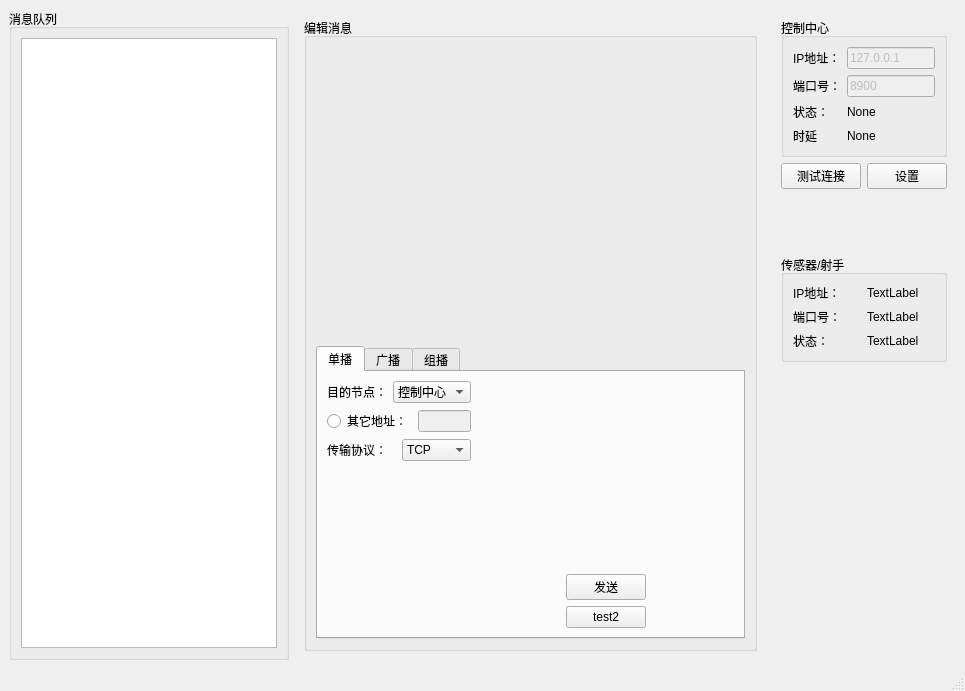
mioyzhang/UI, file ui/edgeWindow.ui: the form before one commit.
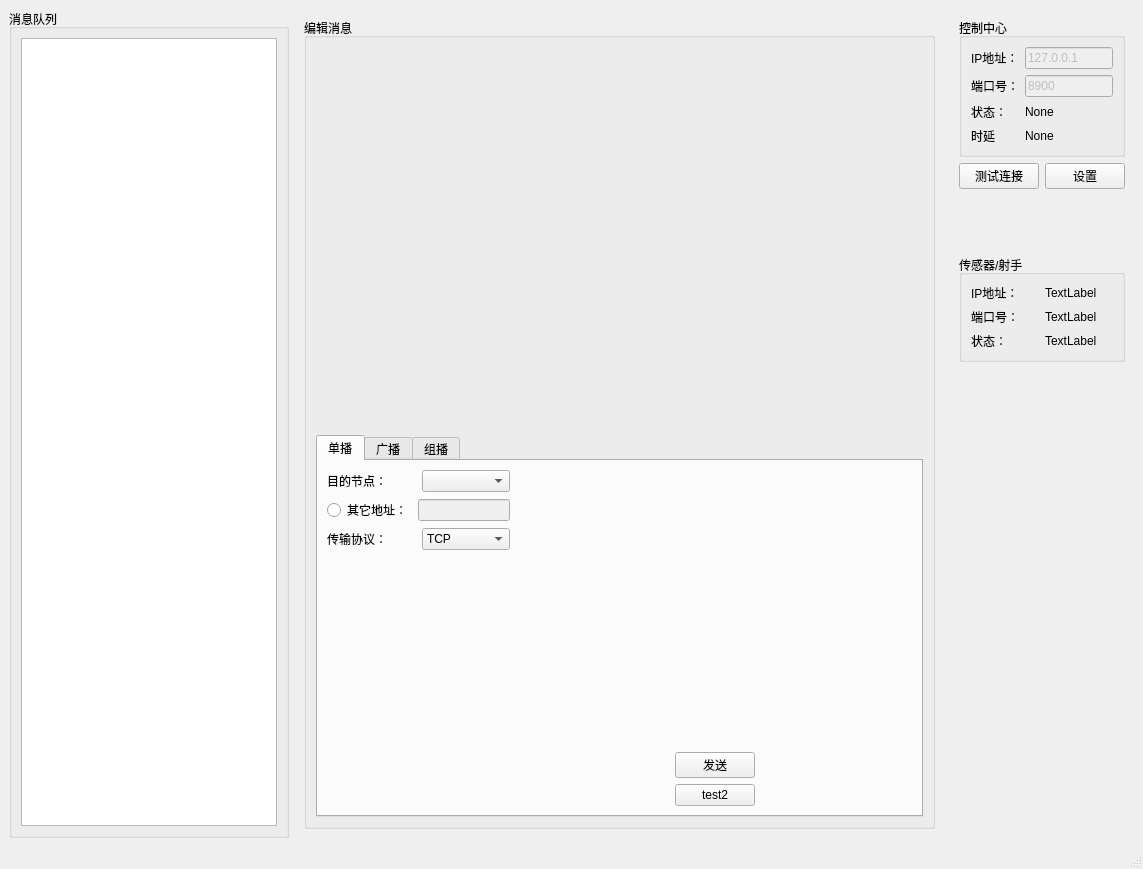
The form after the commit. The open tabs and pages were chosen to show the change. Custom widgets are drawn as their Qt base class.

```diff
--- a/ui/edgeWindow.ui
+++ b/ui/edgeWindow.ui
@@ -6,8 +6,8 @@
    <rect>
     <x>0</x>
     <y>0</y>
-    <width>965</width>
-    <height>691</height>
+    <width>1143</width>
+    <height>869</height>
    </rect>
   </property>
   <property name="windowTitle">
@@ -92,13 +92,7 @@
                       </widget>
                      </item>
                      <item>
-                      <widget class="QComboBox" name="comboBox_dst">
-                       <item>
-                        <property name="text">
-                         <string>控制中心</string>
-                        </property>
-                       </item>
-                      </widget>
+                      <widget class="QComboBox" name="comboBox_dst"/>
                      </item>
                     </layout>
                    </item>
```
Left out of the diff: 4 changed lines with no effect on the pictures.
